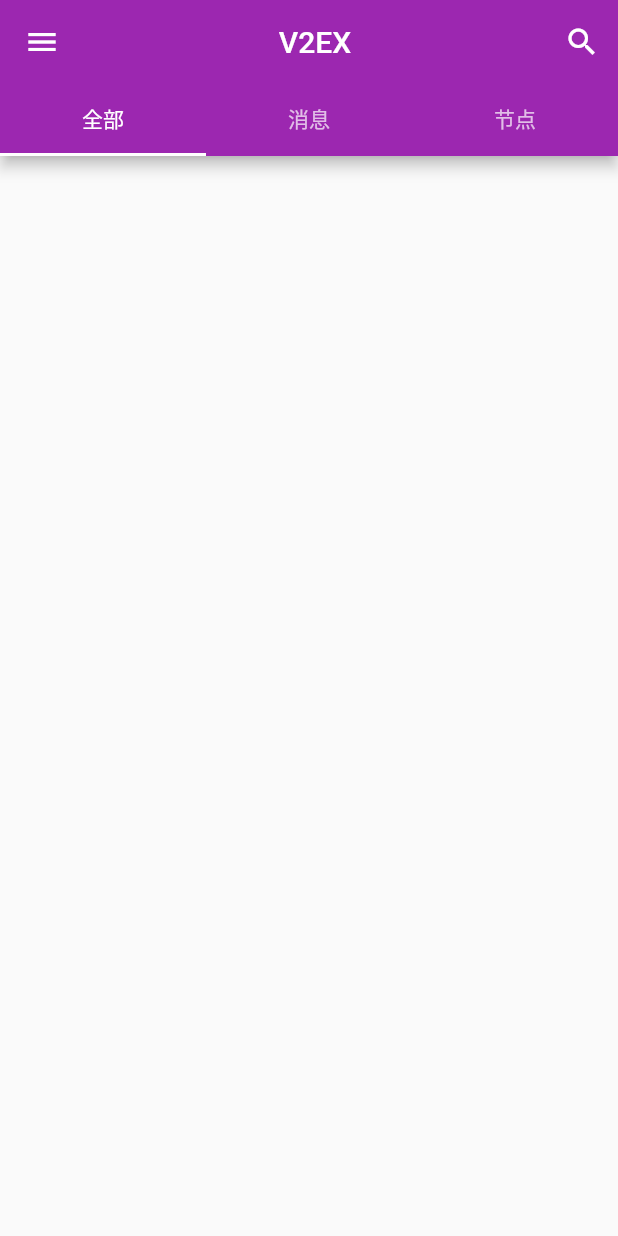
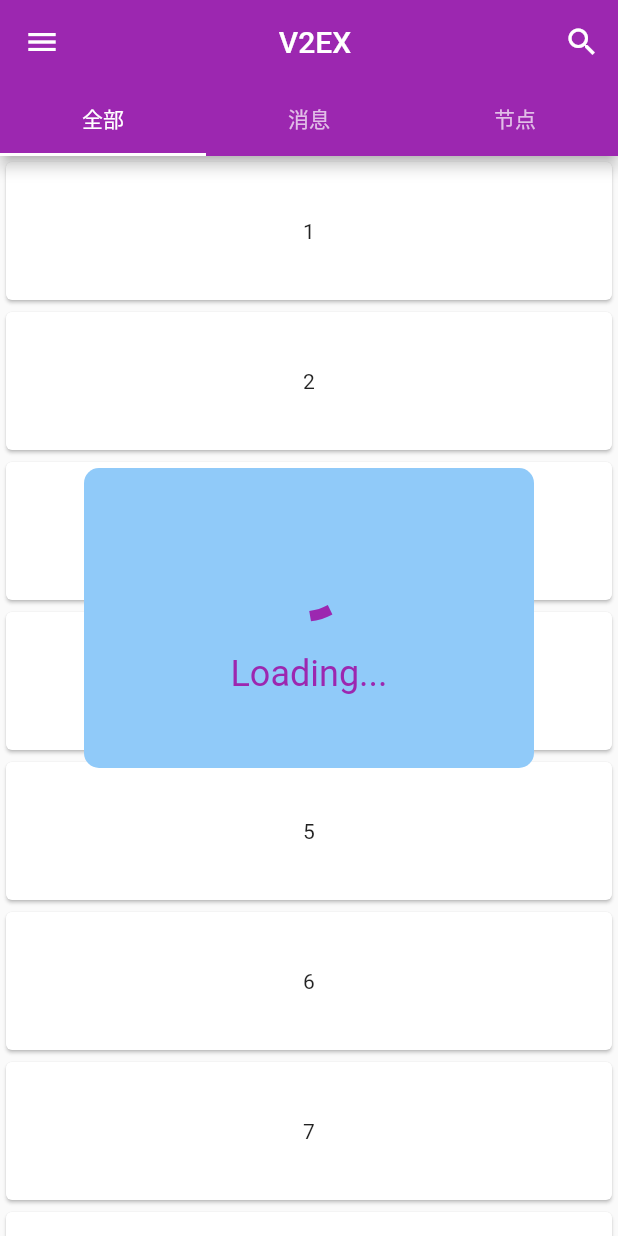
Before and after one commit to wjploop/flutter_app, a Flutter app: the screen it shows after launch, on a phone screen of 412 x 824 dp. Run offline on Flutter 3.47's test engine with Material 2 defaults, Android fonts, the phone set to English and light mode, and no system bars; drawn by our look-alikes of pull_to_refresh; our stand-ins replace dio, retrofit; generated files the repository leaves out were written again.

Commit message:
添加一个全局加载框

```diff
--- a/lib/main.dart
+++ b/lib/main.dart
@@ -1,15 +1,33 @@
-import 'dart:ui';
-
 import 'package:flutter/cupertino.dart';
 import 'package:flutter/material.dart';
 import 'package:flutter_app/home.dart';
+import 'package:flutter_app/widgets/global_process.dart';
+import 'package:pull_to_refresh/pull_to_refresh.dart';
 
 void main() => runApp(App());
 
 class App extends StatelessWidget {
   @override
   Widget build(BuildContext context) {
-    return MaterialApp(
+    return RefreshConfiguration(
+      headerBuilder: () =>
+          MaterialClassicHeader(), // Configure the default header indicator. If you have the same header indicator for each page, you need to set this
+      footerBuilder: () =>
+          ClassicFooter(), // Configure default bottom indicator
+      autoLoad: true,
+      footerTriggerDistance: 500,
+      headerTriggerDistance: 80.0, // header trigger refresh trigger distance
+      maxOverScrollExtent:
+          100, //The maximum dragging range of the head. Set this property if a rush out of the view area occurs
+      maxUnderScrollExtent: 0, // Maximum dragging range at the bottom
+      enableScrollWhenRefreshCompleted:
+          true, //This property is incompatible with PageView and TabBarView. If you need TabBarView to slide left and right, you need to set it to true.
+      enableLoadingWhenFailed:
+          true, //In the case of load failure, users can still trigger more loads by gesture pull-up.
+      hideFooterWhenNotFull:
+          false, // Disable pull-up to load more functionality when Viewport is less than one screen
+      enableBallisticLoad: true, // trigger load more by BallisticScrollActivity
+      child: MaterialApp(
         title: 'Flutter Demo',
         theme: ThemeData(primarySwatch: Colors.purple),
         // home: MyHomePage(title: 'Flutter Demo Home Page'),
@@ -18,7 +36,7 @@ class App extends StatelessWidget {
         //   return
         // },
         navigatorObservers: [MyNavigatorObserver()],
-      home: Home(),
+        home: GlobalProcessBar(child: Home()),
         routes: <String, WidgetBuilder>{
           "/about": (context) => Scaffold(
                 appBar: AppBar(
@@ -62,6 +80,7 @@ class App extends StatelessWidget {
               child: Text("test"),
             ));
           },
+        ),
       ),
     );
   }
--- a/lib/topic/topic.dart
+++ b/lib/topic/topic.dart
@@ -1,4 +1,6 @@
+import 'package:flutter/cupertino.dart';
 import 'package:flutter/material.dart';
+import 'package:pull_to_refresh/pull_to_refresh.dart';
 
 class TopicPage extends StatefulWidget {
   @override
@@ -6,8 +8,48 @@ class TopicPage extends StatefulWidget {
 }
 
 class _TopicPageState extends State<TopicPage> {
+  List<String> items = ["1", "2", "3", "4", "5", "6", "7", "8"];
+
+  RefreshController _refreshController =
+      RefreshController(initialRefresh: true);
+
+  void _onRefresh() async {
+    // monitor network fetch
+    await Future.delayed(Duration(milliseconds: 1000));
+    if (mounted) {
+      setState(() {});
+    }
+    // if failed,use refreshFailed()
+    _refreshController.refreshCompleted();
+  }
+
+  void _onLoading() async {
+    // monitor network fetch
+    await Future.delayed(Duration(milliseconds: 1000));
+    // if failed,use loadFailed(),if no data return,use LoadNodata()
+    items.addAll(List(10)..fillRange(0, 10, "10"));
+    if (mounted) setState(() {});
+    _refreshController.loadComplete();
+  }
+
   @override
   Widget build(BuildContext context) {
-    return Container();
+    return SmartRefresher(
+      controller: _refreshController,
+      onRefresh: _onRefresh,
+      enablePullUp: true,
+      onLoading: _onLoading,
+      child: ListView.builder(
+        itemCount: items.length,
+        itemExtent: 100,
+        itemBuilder: (context, index) {
+          return Card(
+            child: Center(
+              child: Text(items[index]),
+            ),
+          );
+        },
+      ),
+    );
   }
 }
--- /dev/null
+++ b/lib/widgets/global_process.dart
@@ -0,0 +1,52 @@
+import 'package:flutter/material.dart';
+
+class GlobalProcessBar extends StatefulWidget {
+  const GlobalProcessBar({Key key, this.child}) : super(key: key);
+
+  @override
+  _GlobalProcessBarState createState() => _GlobalProcessBarState();
+
+  final Widget child;
+}
+
+class _GlobalProcessBarState extends State<GlobalProcessBar> {
+  @override
+  Widget build(BuildContext context) {
+    return Stack(
+      children: [
+        widget.child,
+        Center(
+          child: Container(
+            alignment: AlignmentDirectional.center,
+            decoration: BoxDecoration(
+                color: Colors.blue[200],
+                borderRadius: BorderRadius.circular(10)),
+            width: 300,
+            height: 200,
+            child: Column(
+              mainAxisAlignment: MainAxisAlignment.center,
+              children: [
+                SizedBox(
+                  height: 50,
+                  width: 50,
+                  child: CircularProgressIndicator(
+                    strokeWidth: 7.0,
+                  ),
+                ),
+                Container(
+                    margin: EdgeInsets.only(top: 25),
+                    child: Text(
+                      "Loading...",
+                      style: Theme.of(context)
+                          .textTheme
+                          .headline5
+                          .copyWith(color: Theme.of(context).indicatorColor),
+                    ))
+              ],
+            ),
+          ),
+        ),
+      ],
+    );
+  }
+}
```
Also changed, not shown: lib/base/page.dart (added, +65 -0 lines), lib/data/node.dart (added, +89 -0 lines), lib/net/Api.dart (added, +23 -0 lines), pubspec.yaml (+6 -2 lines), 3 other files. Lines whose indentation alone changed are shown as unchanged.
